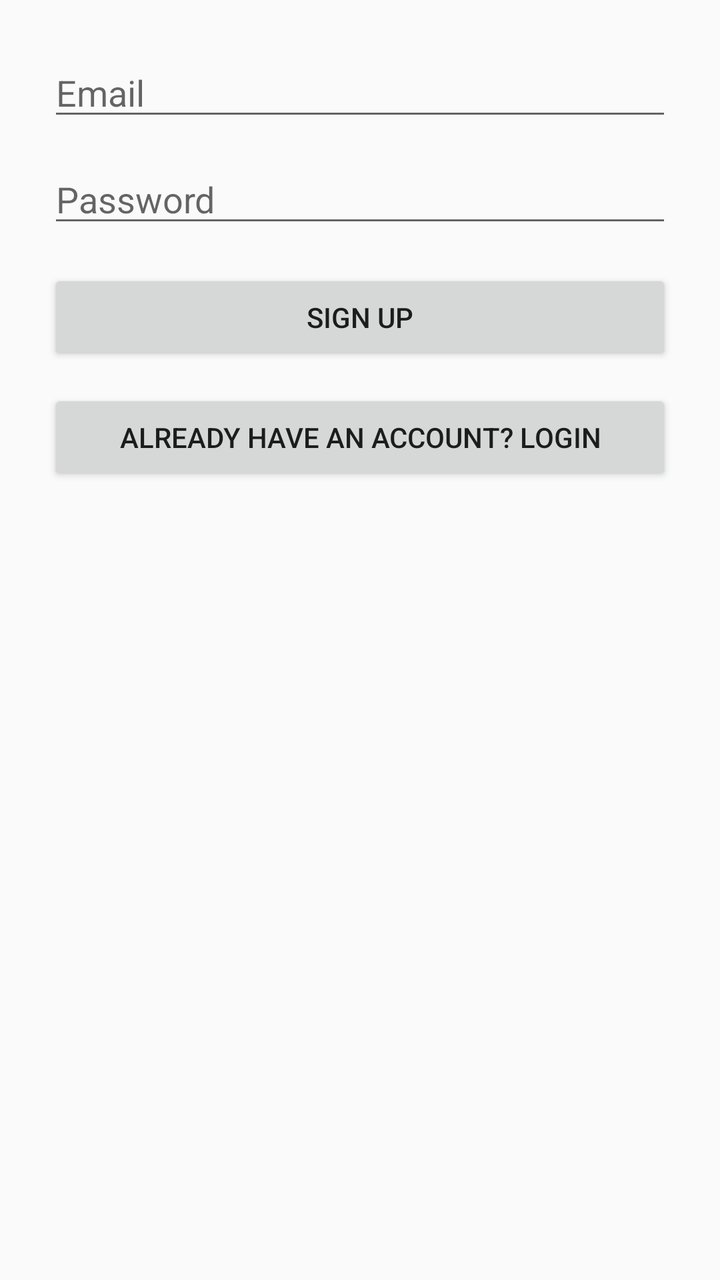
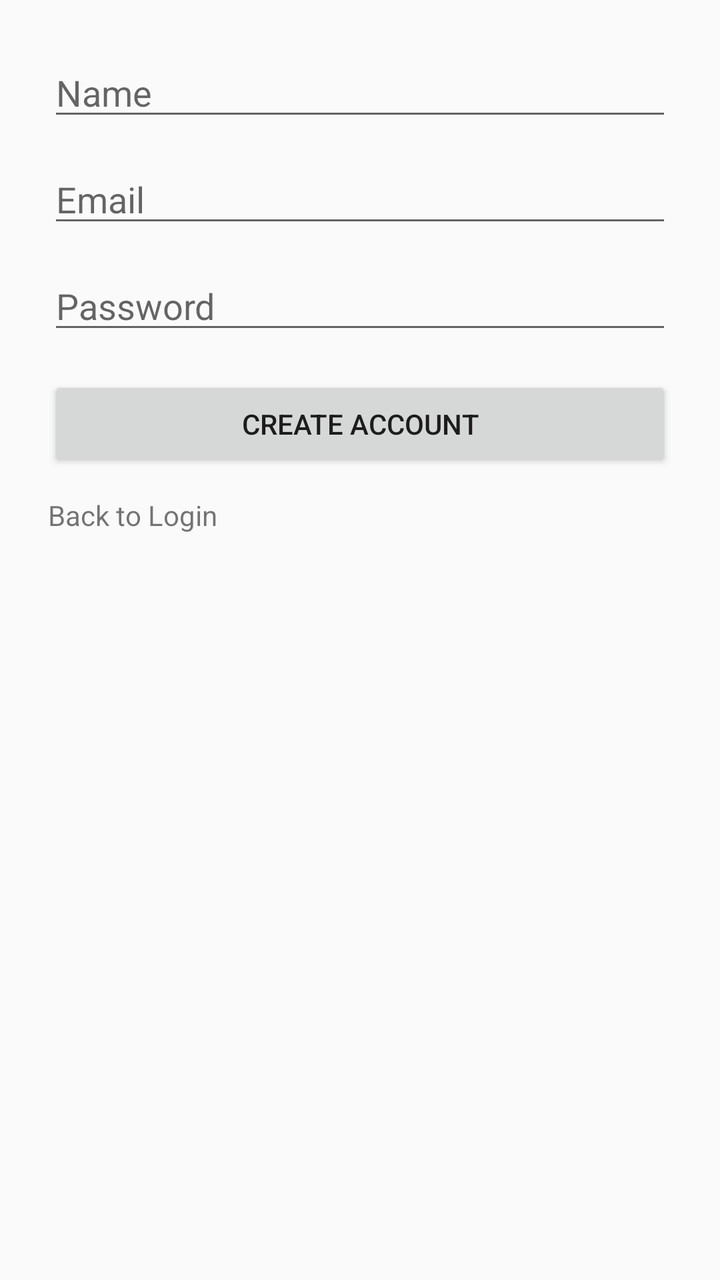

The first picture is an Android layout as it rendered before a commit; the second is the same layout after the commit. The layout source and the unified diff follow.
<!-- AndroidManifest.xml: application theme Theme.ValueMatch -->
<!-- res/layout/fragment_signup.xml -->
<?xml version="1.0" encoding="utf-8"?>
<LinearLayout
    xmlns:android="http://schemas.android.com/apk/res/android"
    android:orientation="vertical"
    android:padding="24dp"
    android:layout_width="match_parent"
    android:layout_height="match_parent">

    <EditText
        android:id="@+id/emailInput"
        android:layout_width="match_parent"
        android:layout_height="wrap_content"
        android:hint="@string/email_hint"
        android:inputType="textEmailAddress" />

    <EditText
        android:id="@+id/passwordInput"
        android:layout_width="match_parent"
        android:layout_height="wrap_content"
        android:hint="@string/password_hint"
        android:inputType="textPassword"
        android:layout_marginTop="12dp" />

    <Button
        android:id="@+id/signupBtn"
        android:layout_width="match_parent"
        android:layout_height="wrap_content"
        android:text="@string/signup"
        android:layout_marginTop="16dp" />

    <Button
        android:id="@+id/goToLoginBtn"
        android:layout_width="match_parent"
        android:layout_height="wrap_content"
        android:text="@string/go_to_login"
        android:layout_marginTop="12dp" />

    <TextView
        android:id="@+id/statusText"
        android:layout_width="match_parent"
        android:layout_height="wrap_content"
        android:layout_marginTop="12dp"
        android:textColor="@android:color/holo_red_dark" />
</LinearLayout>
<!-- resources referenced by this layout -->
<resources>
  <string name="email_hint">Email</string>
  <string name="go_to_login">Already have an account? Login</string>
  <string name="password_hint">Password</string>
  <string name="signup">Sign Up</string>
  <style name="Theme.ValueMatch" parent="Theme.AppCompat.DayNight.NoActionBar">
          <item name="colorPrimary">@color/purple_500</item>
          <item name="colorPrimaryDark">@color/purple_700</item>
          <item name="colorAccent">@color/teal_200</item>
      </style>
  <color name="purple_500">#FF6200EE</color>
  <color name="purple_700">#FF3700B3</color>
  <color name="teal_200">#FF03DAC5</color>
</resources>

<!-- the commit's change to res/layout/fragment_signup.xml (unified diff, before → after) -->
@@ -1,44 +1,43 @@
 <?xml version="1.0" encoding="utf-8"?>
-<LinearLayout
-    xmlns:android="http://schemas.android.com/apk/res/android"
+<LinearLayout xmlns:android="http://schemas.android.com/apk/res/android"
     android:orientation="vertical"
-    android:padding="24dp"
     android:layout_width="match_parent"
-    android:layout_height="match_parent">
+    android:layout_height="match_parent"
+    android:padding="24dp">
+
+    <EditText
+        android:id="@+id/nameInput"
+        android:layout_width="match_parent"
+        android:layout_height="wrap_content"
+        android:hint="Name"/>
 
     <EditText
         android:id="@+id/emailInput"
         android:layout_width="match_parent"
         android:layout_height="wrap_content"
-        android:hint="@string/email_hint"
-        android:inputType="textEmailAddress" />
+        android:hint="Email"
+        android:inputType="textEmailAddress"
+        android:layout_marginTop="12dp"/>
 
     <EditText
         android:id="@+id/passwordInput"
         android:layout_width="match_parent"
         android:layout_height="wrap_content"
-        android:hint="@string/password_hint"
+        android:hint="Password"
         android:inputType="textPassword"
-        android:layout_marginTop="12dp" />
+        android:layout_marginTop="12dp"/>
 
     <Button
-        android:id="@+id/signupBtn"
+        android:id="@+id/signupButton"
         android:layout_width="match_parent"
         android:layout_height="wrap_content"
-        android:text="@string/signup"
-        android:layout_marginTop="16dp" />
-
-    <Button
-        android:id="@+id/goToLoginBtn"
-        android:layout_width="match_parent"
-        android:layout_height="wrap_content"
-        android:text="@string/go_to_login"
-        android:layout_marginTop="12dp" />
+        android:text="Create Account"
+        android:layout_marginTop="16dp"/>
 
     <TextView
-        android:id="@+id/statusText"
-        android:layout_width="match_parent"
+        android:id="@+id/goToLogin"
+        android:layout_width="wrap_content"
         android:layout_height="wrap_content"
-        android:layout_marginTop="12dp"
-        android:textColor="@android:color/holo_red_dark" />
+        android:text="Back to Login"
+        android:layout_marginTop="12dp"/>
 </LinearLayout>
<!-- resource entries referenced after the edit -->
@@ -1,9 +1,5 @@
 <!-- resources referenced by this layout -->
 <resources>
-  <string name="email_hint">Email</string>
-  <string name="go_to_login">Already have an account? Login</string>
-  <string name="password_hint">Password</string>
-  <string name="signup">Sign Up</string>
   <style name="Theme.ValueMatch" parent="Theme.AppCompat.DayNight.NoActionBar">
           <item name="colorPrimary">@color/purple_500</item>
           <item name="colorPrimaryDark">@color/purple_700</item>
